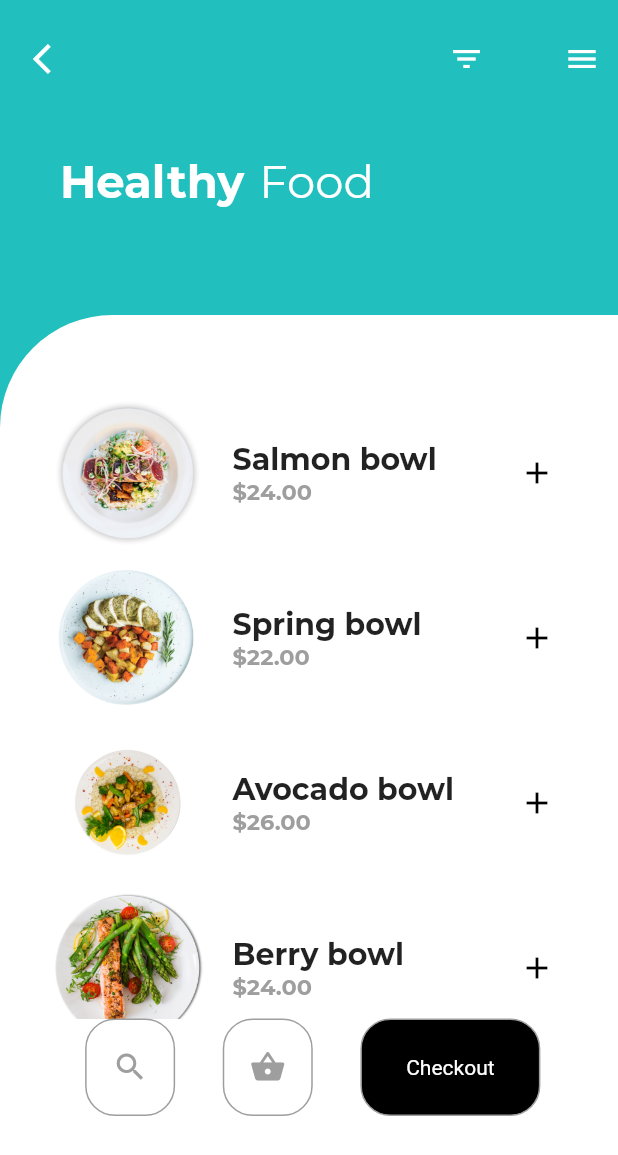
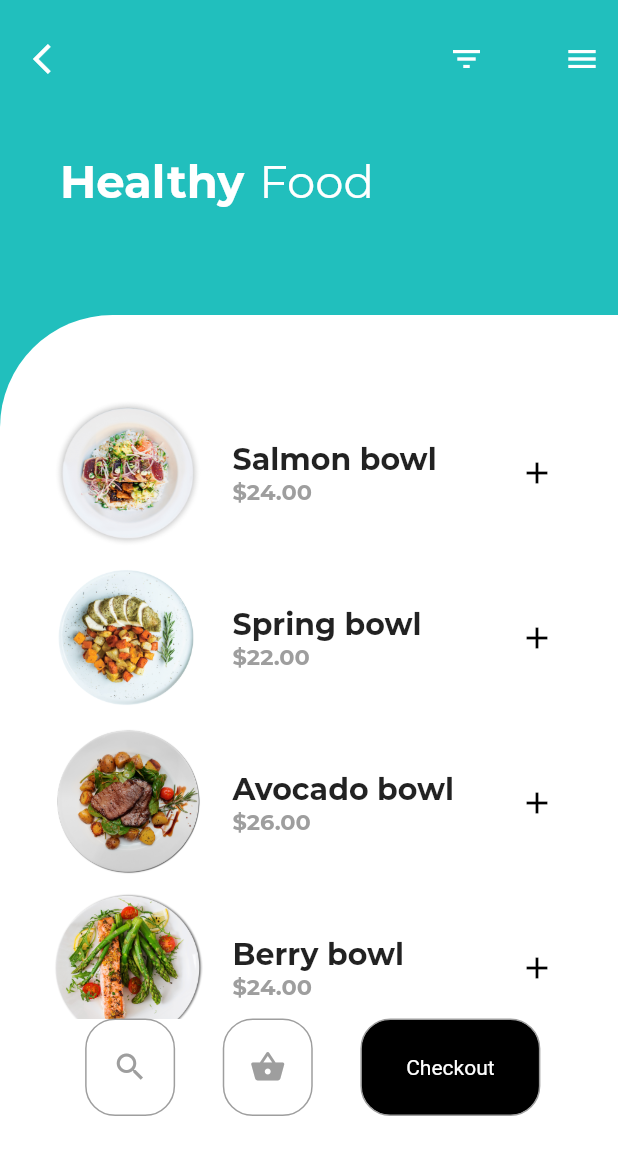
Before and after one commit to Dapo-dan/nutrition_app, a Flutter app: the screen it shows after launch, on a phone screen of 412 x 824 dp. Shown: the top 1155 px of the screen. Run offline on Flutter 3.47's test engine with Material 2 defaults, Android fonts, the phone set to English and light mode, and no system bars; project files that could hold a hidden picture were left out.

```diff
--- a/lib/main.dart
+++ b/lib/main.dart
@@ -112,7 +112,7 @@ class _MyHomePageState extends State<MyHomePage> {
                       children: [
                         _buildFoodItem('assets/plate1.png', 'Salmon bowl', '\$24.00'),
                         _buildFoodItem('assets/plate2.png', 'Spring bowl', '\$22.00'),
-                        _buildFoodItem('assets/plate4.png', 'Avocado bowl', '\$26.00'),
+                        _buildFoodItem('assets/plate6.png', 'Avocado bowl', '\$26.00'),
                         _buildFoodItem('assets/plate5.png', 'Berry bowl', '\$24.00'),
                       ],))),
                 Row(
```
